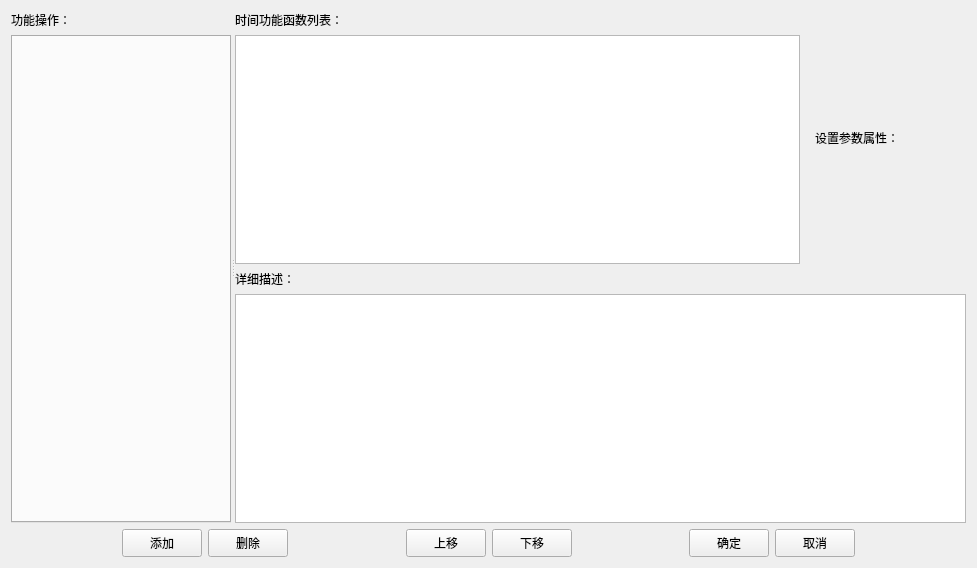
VelsonWang/HmiFuncDesigner, file QStudioSCADA/DrawApplication/PropertyEditorEx/FunctionEditorDialog.ui: the form before one commit.
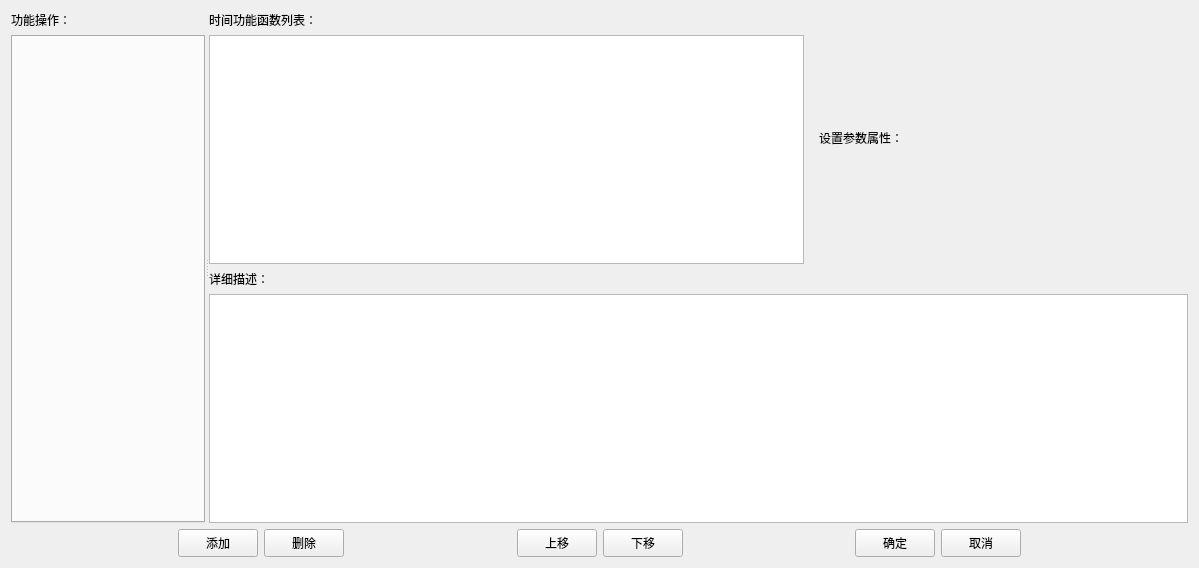
The form after the commit.

Commit message: add FunctionEditor for EpushButton. note: tmp version.

The edit to the form file:
```diff
--- a/QStudioSCADA/DrawApplication/PropertyEditorEx/FunctionEditorDialog.ui
+++ b/QStudioSCADA/DrawApplication/PropertyEditorEx/FunctionEditorDialog.ui
@@ -6,7 +6,7 @@
    <rect>
     <x>0</x>
     <y>0</y>
-    <width>977</width>
+    <width>1199</width>
     <height>568</height>
    </rect>
   </property>
@@ -108,6 +108,12 @@
             </property>
             <item>
              <widget class="QLabel" name="label_4">
+              <property name="minimumSize">
+               <size>
+                <width>360</width>
+                <height>0</height>
+               </size>
+              </property>
               <property name="text">
                <string>设置参数属性：</string>
               </property>
```
The commit also changes 60 other files.
